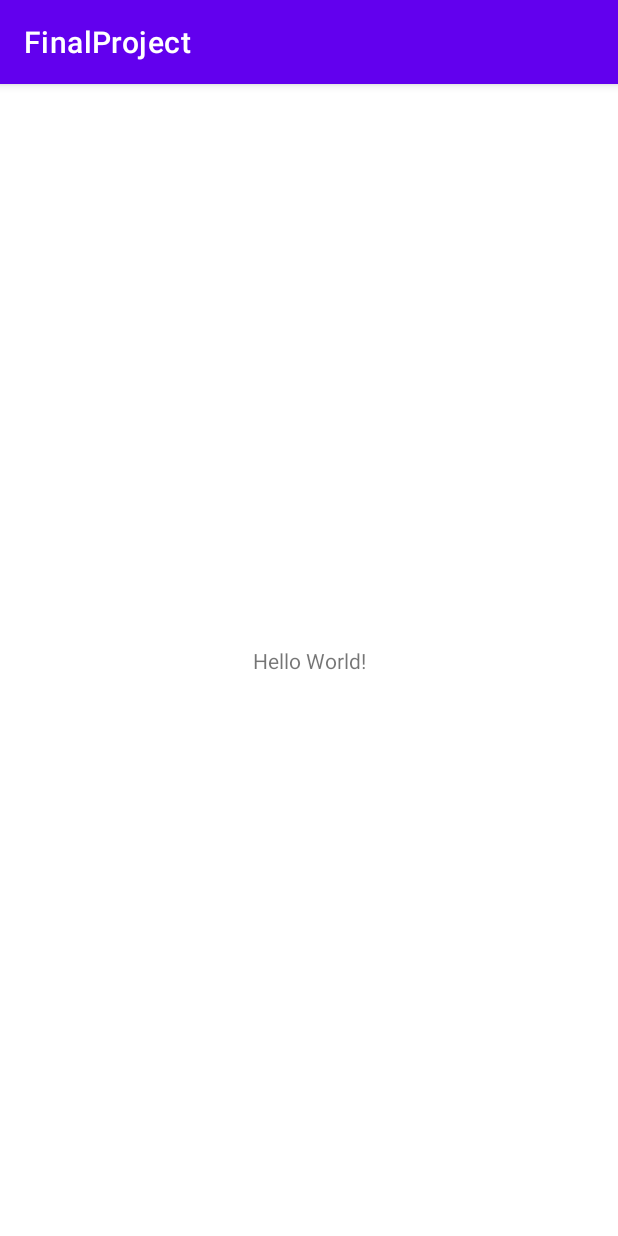
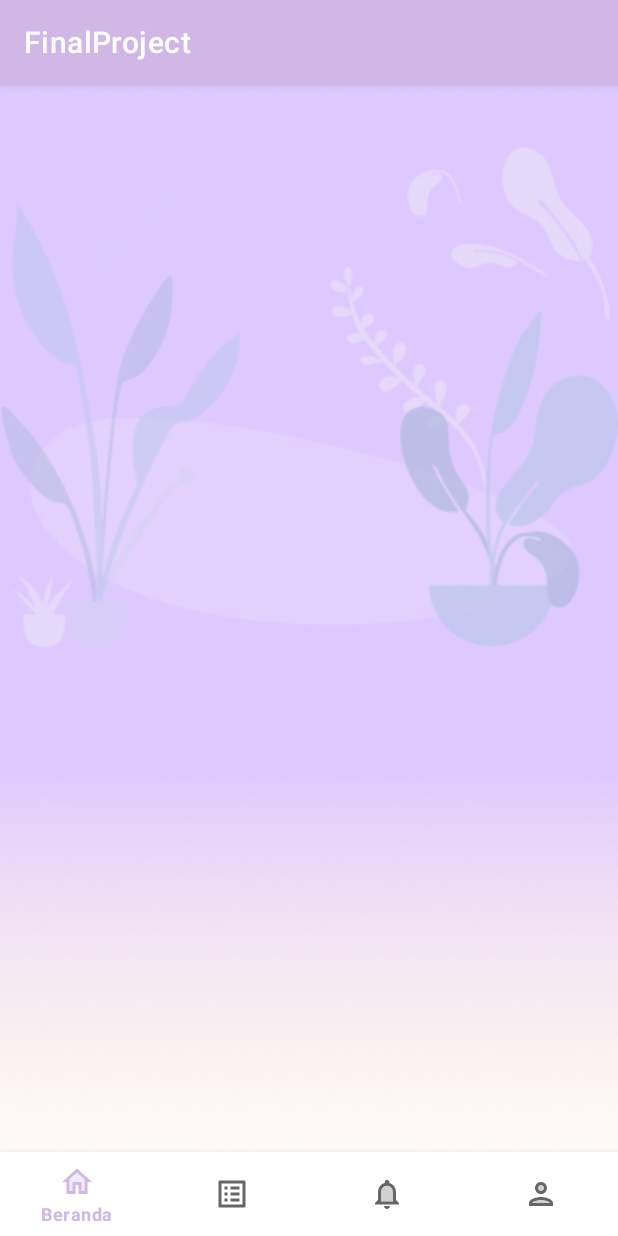
Before and after one commit to C1-Bisa/C1-AND, an Android app: the screen it shows after launch (MainActivity), on a phone screen of 412 x 824 dp. Run offline under Robolectric (Android 15) with nearby library versions, the light colour scheme and no system bars.

Commit message:
Commit bottom navgation in home page

```diff
--- a/app/build.gradle
+++ b/app/build.gradle
@@ -38,6 +38,8 @@
     implementation 'androidx.appcompat:appcompat:1.6.1'
     implementation 'com.google.android.material:material:1.9.0'
     implementation 'androidx.constraintlayout:constraintlayout:2.1.4'
+    implementation 'androidx.navigation:navigation-fragment-ktx:2.5.3'
+    implementation 'androidx.navigation:navigation-ui-ktx:2.5.3'
     testImplementation 'junit:junit:4.13.2'
     androidTestImplementation 'androidx.test.ext:junit:1.1.5'
     androidTestImplementation 'androidx.test.espresso:espresso-core:3.5.1'
--- /dev/null
+++ b/app/src/main/res/drawable/ic_akun.xml
@@ -0,0 +1,11 @@
+<vector android:height="24dp" android:tint="#4B1979"
+    android:viewportHeight="24" android:viewportWidth="24"
+    android:width="24dp" xmlns:android="http://schemas.android.com/apk/res/android">
+    <path android:fillAlpha="0.3"
+        android:fillColor="@android:color/white"
+        android:pathData="M12,16c-2.69,0 -5.77,1.28 -6,2h12c-0.2,-0.71 -3.3,-2 -6,-2z" android:strokeAlpha="0.3"/>
+    <path android:fillAlpha="0.3"
+        android:fillColor="@android:color/white"
+        android:pathData="M12,8m-2,0a2,2 0,1 1,4 0a2,2 0,1 1,-4 0" android:strokeAlpha="0.3"/>
+    <path android:fillColor="@android:color/white" android:pathData="M12,14c-2.67,0 -8,1.34 -8,4v2h16v-2c0,-2.66 -5.33,-4 -8,-4zM6,18c0.22,-0.72 3.31,-2 6,-2 2.7,0 5.8,1.29 6,2L6,18zM12,12c2.21,0 4,-1.79 4,-4s-1.79,-4 -4,-4 -4,1.79 -4,4 1.79,4 4,4zM12,6c1.1,0 2,0.9 2,2s-0.9,2 -2,2 -2,-0.9 -2,-2 0.9,-2 2,-2z"/>
+</vector>
--- /dev/null
+++ b/app/src/main/res/drawable/ic_history.xml
@@ -0,0 +1,5 @@
+<vector android:autoMirrored="true" android:height="24dp"
+    android:tint="#4B1979" android:viewportHeight="24"
+    android:viewportWidth="24" android:width="24dp" xmlns:android="http://schemas.android.com/apk/res/android">
+    <path android:fillColor="@android:color/white" android:pathData="M19,5v14L5,19L5,5h14m1.1,-2L3.9,3c-0.5,0 -0.9,0.4 -0.9,0.9v16.2c0,0.4 0.4,0.9 0.9,0.9h16.2c0.4,0 0.9,-0.5 0.9,-0.9L21,3.9c0,-0.5 -0.5,-0.9 -0.9,-0.9zM11,7h6v2h-6L11,7zM11,11h6v2h-6v-2zM11,15h6v2h-6zM7,7h2v2L7,9zM7,11h2v2L7,13zM7,15h2v2L7,17z"/>
+</vector>
--- /dev/null
+++ b/app/src/main/res/drawable/ic_home.xml
@@ -0,0 +1,8 @@
+<vector android:height="24dp" android:tint="#4B1979"
+    android:viewportHeight="24" android:viewportWidth="24"
+    android:width="24dp" xmlns:android="http://schemas.android.com/apk/res/android">
+    <path android:fillColor="@android:color/white" android:pathData="M12,3L2,12h3v8h6v-6h2v6h6v-8h3L12,3zM17,18h-2v-6L9,12v6L7,18v-7.81l5,-4.5 5,4.5L17,18z"/>
+    <path android:fillAlpha="0.3"
+        android:fillColor="@android:color/white"
+        android:pathData="M7,10.19V18h2v-6h6v6h2v-7.81l-5,-4.5z" android:strokeAlpha="0.3"/>
+</vector>
--- /dev/null
+++ b/app/src/main/res/drawable/ic_notifikasi.xml
@@ -0,0 +1,8 @@
+<vector android:height="24dp" android:tint="#4B1979"
+    android:viewportHeight="24" android:viewportWidth="24"
+    android:width="24dp" xmlns:android="http://schemas.android.com/apk/res/android">
+    <path android:fillAlpha="0.3"
+        android:fillColor="@android:color/white"
+        android:pathData="M12,6.5c-2.49,0 -4,2.02 -4,4.5v6h8v-6c0,-2.48 -1.51,-4.5 -4,-4.5z" android:strokeAlpha="0.3"/>
+    <path android:fillColor="@android:color/white" android:pathData="M12,22c1.1,0 2,-0.9 2,-2h-4c0,1.1 0.9,2 2,2zM18,16v-5c0,-3.07 -1.63,-5.64 -4.5,-6.32L13.5,4c0,-0.83 -0.67,-1.5 -1.5,-1.5s-1.5,0.67 -1.5,1.5v0.68C7.64,5.36 6,7.92 6,11v5l-2,2v1h16v-1l-2,-2zM16,17L8,17v-6c0,-2.48 1.51,-4.5 4,-4.5s4,2.02 4,4.5v6z"/>
+</vector>
--- a/app/src/main/res/layout/activity_main.xml
+++ b/app/src/main/res/layout/activity_main.xml
@@ -6,13 +6,26 @@
     android:layout_height="match_parent"
     tools:context=".MainActivity">
 
-    <TextView
-        android:layout_width="wrap_content"
-        android:layout_height="wrap_content"
-        android:text="Hello World!"
+    <androidx.fragment.app.FragmentContainerView
+        android:id="@+id/fragmentContainerView"
+        android:name="androidx.navigation.fragment.NavHostFragment"
+        android:layout_width="match_parent"
+        android:layout_height="match_parent"
+        app:defaultNavHost="true"
+        app:layout_constraintBottom_toTopOf="@+id/bottomNavigationView"
+        app:layout_constraintStart_toStartOf="parent"
+        app:layout_constraintEnd_toEndOf="parent"
+        app:layout_constraintTop_toTopOf="parent"
+        app:navGraph="@navigation/navigation_graph" />
+
+    <com.google.android.material.bottomnavigation.BottomNavigationView
+        android:id="@+id/bottomNavigationView"
+        android:layout_width="match_parent"
+        android:layout_height="0dp"
         app:layout_constraintBottom_toBottomOf="parent"
         app:layout_constraintEnd_toEndOf="parent"
         app:layout_constraintStart_toStartOf="parent"
-        app:layout_constraintTop_toTopOf="parent" />
+        app:menu="@menu/bottom_nav"/>
+
 
 </androidx.constraintlayout.widget.ConstraintLayout>
--- a/app/src/main/res/layout/fragment_home.xml
+++ b/app/src/main/res/layout/fragment_home.xml
@@ -3,12 +3,9 @@
     xmlns:tools="http://schemas.android.com/tools"
     android:layout_width="match_parent"
     android:layout_height="match_parent"
+    android:background="@drawable/bg_splash_screen"
     tools:context=".view.home.HomeFragment">
 
-    <!-- TODO: Update blank fragment layout -->
-    <TextView
-        android:layout_width="match_parent"
-        android:layout_height="match_parent"
-        android:text="@string/hello_blank_fragment" />
+
 
 </FrameLayout>
--- /dev/null
+++ b/app/src/main/res/menu/bottom_nav.xml
@@ -0,0 +1,19 @@
+<?xml version="1.0" encoding="utf-8"?>
+<menu xmlns:android="http://schemas.android.com/apk/res/android">
+    <item
+        android:id="@+id/itemBeranda"
+        android:title="Beranda"
+        android:icon="@drawable/ic_home"/>
+    <item
+        android:id="@+id/itemHistory"
+        android:title="Riwayat"
+        android:icon="@drawable/ic_history"/>
+    <item
+        android:id="@+id/transactionHistoryFragment"
+        android:title="Notifikasi"
+        android:icon="@drawable/ic_notifikasi"/>
+    <item
+        android:id="@+id/profile"
+        android:title="Akun"
+        android:icon="@drawable/ic_akun"/>
+</menu>
--- /dev/null
+++ b/app/src/main/res/navigation/navigation_graph.xml
@@ -0,0 +1,13 @@
+<?xml version="1.0" encoding="utf-8"?>
+<navigation xmlns:android="http://schemas.android.com/apk/res/android"
+    xmlns:app="http://schemas.android.com/apk/res-auto"
+    xmlns:tools="http://schemas.android.com/tools"
+    android:id="@+id/navigation_graph"
+    app:startDestination="@id/homeFragment">
+
+    <fragment
+        android:id="@+id/homeFragment"
+        android:name="com.binar.finalproject.view.home.HomeFragment"
+        android:label="fragment_home"
+        tools:layout="@layout/fragment_home" />
+</navigation>
--- a/app/src/main/res/values/themes.xml
+++ b/app/src/main/res/values/themes.xml
@@ -2,15 +2,16 @@
     <!-- Base application theme. -->
     <style name="Theme.FinalProject" parent="Theme.MaterialComponents.DayNight.DarkActionBar">
         <!-- Primary brand color. -->
-        <item name="colorPrimary">@color/purple_500</item>
-        <item name="colorPrimaryVariant">@color/purple_700</item>
+        <item name="colorPrimary">@color/DARKBLUE02</item>
+        <item name="colorPrimaryVariant">@color/DARKBLUE03</item>
         <item name="colorOnPrimary">@color/white</item>
         <!-- Secondary brand color. -->
         <item name="colorSecondary">@color/teal_200</item>
         <item name="colorSecondaryVariant">@color/teal_700</item>
         <item name="colorOnSecondary">@color/black</item>
-        <!-- Status bar color. -->
+        <!-- Status bar and navigation bar color. -->
         <item name="android:statusBarColor">?attr/colorPrimaryVariant</item>
+        <item name="android:navigationBarColor">?attr/colorPrimaryVariant</item>
         <!-- Customize your theme here. -->
     </style>
 
```
